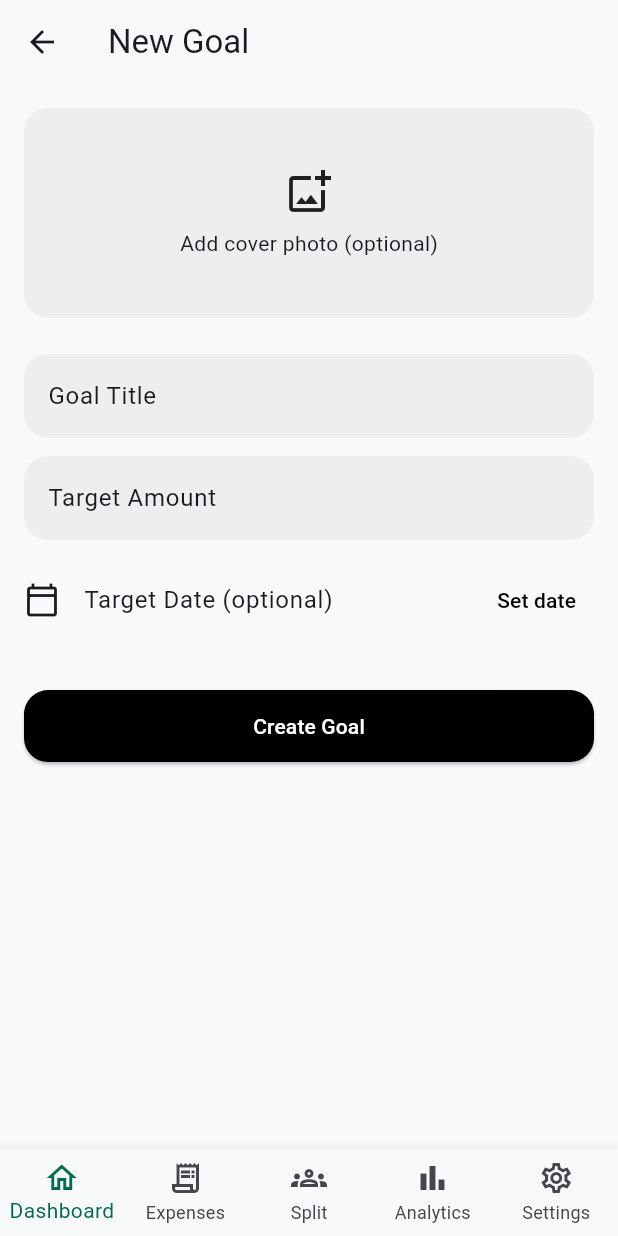
After one commit to angelrider-dev/money_mate, a Flutter app: the AddEditGoalScreen screen opened by its route, after a tap on "Add cover photo (optional)", on a phone screen of 412 x 824 dp. The commit adds this screen. Run offline on Flutter 3.47's test engine with Material 3 defaults, Android fonts, the phone set to English and light mode, and no system bars; our stand-ins replace drift, flutter_riverpod, go_router, image_picker; missing offline and left inert: encrypt; accounts and stored records are empty; generated files the repository leaves out were written again; Roboto replaces fonts that are missing (Manrope).

Commit message:
Add Savings Goals screens (list, add/edit with cover photo, details with contributions)

```diff
--- a/lib/core/router/app_router.dart
+++ b/lib/core/router/app_router.dart
@@ -14,6 +14,9 @@ import '../../features/categories/list/categories_list_screen.dart';
 import '../../features/categories/add_edit/add_edit_category_screen.dart';
 import '../../features/budgets/list/budgets_list_screen.dart';
 import '../../features/budgets/set_budget/set_budget_screen.dart';
+import '../../features/savings/list/savings_goals_list_screen.dart';
+import '../../features/savings/add_edit/add_edit_goal_screen.dart';
+import '../../features/savings/details/goal_details_screen.dart';
 
 /// 5-tab bottom nav: Dashboard, Expenses, Split, Analytics, Settings.
 /// Everything else (Income, Savings, Budgets, Accounts, Recurring, Backup,
@@ -90,6 +93,22 @@ final appRouter = GoRouter(
           ],
         ),
         GoRoute(
+          path: '/savings',
+          builder: (context, state) => const SavingsGoalsListScreen(),
+          routes: [
+            GoRoute(
+              path: 'add',
+              builder: (context, state) => const AddEditGoalScreen(),
+            ),
+            GoRoute(
+              path: ':id',
+              builder: (context, state) => GoalDetailsScreen(
+                goalId: int.parse(state.pathParameters['id']!),
+              ),
+            ),
+          ],
+        ),
+        GoRoute(
           path: '/categories',
           builder: (context, state) => const CategoriesListScreen(),
           routes: [
--- a/lib/core/widgets/app_shell.dart
+++ b/lib/core/widgets/app_shell.dart
@@ -81,7 +81,8 @@ class AppDrawer extends StatelessWidget {
             ),
             _drawerTile(context, Icons.account_balance_wallet_outlined, 'Income', '/income',
                 enabled: true),
-            _drawerTile(context, Icons.savings_outlined, 'Savings Goals', '/savings'),
+            _drawerTile(context, Icons.savings_outlined, 'Savings Goals', '/savings',
+                enabled: true),
             _drawerTile(context, Icons.pie_chart_outline, 'Budgets', '/budgets',
                 enabled: true),
             const Divider(),
--- /dev/null
+++ b/lib/features/savings/add_edit/add_edit_goal_screen.dart
@@ -0,0 +1,127 @@
+import 'dart:io';
+import 'package:flutter/material.dart';
+import 'package:flutter_riverpod/flutter_riverpod.dart';
+import 'package:image_picker/image_picker.dart';
+import '../../../core/theme/app_theme.dart';
+import '../../../data/providers/repository_providers.dart';
+
+class AddEditGoalScreen extends ConsumerStatefulWidget {
+  final int? goalId;
+  const AddEditGoalScreen({super.key, this.goalId});
+
+  @override
+  ConsumerState<AddEditGoalScreen> createState() => _AddEditGoalScreenState();
+}
+
+class _AddEditGoalScreenState extends ConsumerState<AddEditGoalScreen> {
+  final _titleController = TextEditingController();
+  final _targetController = TextEditingController();
+  DateTime? _targetDate;
+  String? _coverImagePath;
+
+  @override
+  void dispose() {
+    _titleController.dispose();
+    _targetController.dispose();
+    super.dispose();
+  }
+
+  Future<void> _pickCoverImage() async {
+    final picker = ImagePicker();
+    final picked = await picker.pickImage(source: ImageSource.gallery);
+    if (picked != null) setState(() => _coverImagePath = picked.path);
+  }
+
+  Future<void> _save() async {
+    final target = double.tryParse(_targetController.text);
+    if (target == null || target <= 0 || _titleController.text.trim().isEmpty) {
+      ScaffoldMessenger.of(context)
+          .showSnackBar(const SnackBar(content: Text('Enter a title and target amount')));
+      return;
+    }
+
+    await ref.read(savingsGoalRepositoryProvider).createGoal(
+          title: _titleController.text.trim(),
+          targetAmount: target,
+          targetDate: _targetDate,
+          coverImagePath: _coverImagePath,
+        );
+
+    if (mounted) Navigator.of(context).pop();
+  }
+
+  @override
+  Widget build(BuildContext context) {
+    return Scaffold(
+      appBar: AppBar(title: const Text('New Goal')),
+      body: ListView(
+        padding: const EdgeInsets.all(16),
+        children: [
+          GestureDetector(
+            onTap: _pickCoverImage,
+            child: Container(
+              height: 140,
+              decoration: BoxDecoration(
+                color: AppColors.surfaceContainer,
+                borderRadius: BorderRadius.circular(AppRadius.lg),
+                image: _coverImagePath != null
+                    ? DecorationImage(
+                        image: FileImage(File(_coverImagePath!)), fit: BoxFit.cover)
+                    : null,
+              ),
+              child: _coverImagePath == null
+                  ? const Center(
+                      child: Column(
+                        mainAxisSize: MainAxisSize.min,
+                        children: [
+                          Icon(Icons.add_photo_alternate_outlined, size: 32),
+                          SizedBox(height: 8),
+                          Text('Add cover photo (optional)'),
+                        ],
+                      ),
+                    )
+                  : null,
+            ),
+          ),
+          const SizedBox(height: 24),
+
+          TextField(
+            controller: _titleController,
+            decoration: const InputDecoration(labelText: 'Goal Title'),
+          ),
+          const SizedBox(height: 12),
+
+          TextField(
+            controller: _targetController,
+            keyboardType: const TextInputType.numberWithOptions(decimal: true),
+            decoration: const InputDecoration(labelText: 'Target Amount', prefixText: '\$ '),
+          ),
+          const SizedBox(height: 12),
+
+          ListTile(
+            contentPadding: EdgeInsets.zero,
+            leading: const Icon(Icons.calendar_today_outlined),
+            title: const Text('Target Date (optional)'),
+            trailing: TextButton(
+              onPressed: () async {
+                final picked = await showDatePicker(
+                  context: context,
+                  initialDate: DateTime.now().add(const Duration(days: 90)),
+                  firstDate: DateTime.now(),
+                  lastDate: DateTime(2100),
+                );
+                if (picked != null) setState(() => _targetDate = picked);
+              },
+              child: Text(_targetDate == null
+                  ? 'Set date'
+                  : '${_targetDate!.day}/${_targetDate!.month}/${_targetDate!.year}'),
+            ),
+          ),
+          const SizedBox(height: 32),
+
+          ElevatedButton(onPressed: _save, child: const Text('Create Goal')),
+        ],
+      ),
+    );
+  }
+}
--- /dev/null
+++ b/lib/features/savings/list/savings_goals_list_screen.dart
@@ -0,0 +1,138 @@
+import 'package:flutter/material.dart';
+import 'package:flutter_riverpod/flutter_riverpod.dart';
+import 'package:go_router/go_router.dart';
+import '../../../core/theme/app_theme.dart';
+import '../../../data/providers/repository_providers.dart';
+import '../../../data/local/database.dart';
+
+class SavingsGoalsListScreen extends ConsumerWidget {
+  const SavingsGoalsListScreen({super.key});
+
+  @override
+  Widget build(BuildContext context, WidgetRef ref) {
+    final goalsAsync = ref.watch(activeSavingsGoalsProvider);
+
+    return Scaffold(
+      appBar: AppBar(title: const Text('Savings Goals')),
+      body: goalsAsync.when(
+        loading: () => const Center(child: CircularProgressIndicator()),
+        error: (e, _) => Center(child: Text('Error: $e')),
+        data: (goals) {
+          return ListView(
+            padding: const EdgeInsets.fromLTRB(16, 16, 16, 96),
+            children: [
+              // Total saved summary
+              Container(
+                padding: const EdgeInsets.all(20),
+                decoration: BoxDecoration(
+                  color: AppColors.primary,
+                  borderRadius: BorderRadius.circular(AppRadius.xl),
+                ),
+                child: Column(
+                  crossAxisAlignment: CrossAxisAlignment.start,
+                  children: [
+                    Text('TOTAL SAVED',
+                        style: AppTypography.labelMd.copyWith(color: Colors.white70)),
+                    const SizedBox(height: 8),
+                    Text(
+                      '\$${goals.fold<double>(0, (s, g) => s + g.savedAmount).toStringAsFixed(2)}',
+                      style: AppTypography.numericXl.copyWith(color: Colors.white),
+                    ),
+                  ],
+                ),
+              ),
+              const SizedBox(height: 16),
+
+              Row(
+                mainAxisAlignment: MainAxisAlignment.spaceBetween,
+                children: [
+                  Text('Active Goals', style: AppTypography.titleMd),
+                  TextButton.icon(
+                    onPressed: () => context.push('/savings/add'),
+                    icon: const Icon(Icons.add),
+                    label: const Text('Add Goal'),
+                  ),
+                ],
+              ),
+
+              if (goals.isEmpty)
+                const Padding(
+                  padding: EdgeInsets.symmetric(vertical: 32),
+                  child: Center(child: Text('No goals yet — create your first one!')),
+                )
+              else
+                ...goals.map((g) => _GoalCard(goal: g)),
+            ],
+          );
+        },
+      ),
+    );
+  }
+}
+
+class _GoalCard extends StatelessWidget {
+  final SavingsGoal goal;
+  const _GoalCard({required this.goal});
+
+  @override
+  Widget build(BuildContext context) {
+    final ratio = goal.targetAmount > 0
+        ? (goal.savedAmount / goal.targetAmount).clamp(0.0, 1.0)
+        : 0.0;
+
+    return Card(
+      margin: const EdgeInsets.only(bottom: 12),
+      child: InkWell(
+        borderRadius: BorderRadius.circular(AppRadius.xl),
+        onTap: () => context.push('/savings/${goal.id}'),
+        child: Padding(
+          padding: const EdgeInsets.all(16),
+          child: Column(
+            crossAxisAlignment: CrossAxisAlignment.start,
+            children: [
+              Row(
+                children: [
+                  CircleAvatar(
+                    backgroundColor: AppColors.secondaryContainer,
+                    child: Icon(Icons.savings_outlined, color: AppColors.onSecondaryContainer),
+                  ),
+                  const SizedBox(width: 12),
+                  Expanded(child: Text(goal.title, style: AppTypography.titleMd)),
+                  Text('\$${goal.targetAmount.toStringAsFixed(0)}',
+                      style: AppTypography.bodyLg),
+                ],
+              ),
+              const SizedBox(height: 12),
+              ClipRRect(
+                borderRadius: BorderRadius.circular(AppRadius.full),
+                child: LinearProgressIndicator(
+                  value: ratio,
+                  minHeight: 8,
+                  backgroundColor: AppColors.surfaceContainerHigh,
+                  valueColor: const AlwaysStoppedAnimation(AppColors.income),
+                ),
+              ),
+              const SizedBox(height: 8),
+              Row(
+                mainAxisAlignment: MainAxisAlignment.spaceBetween,
+                children: [
+                  Text('Saved: \$${goal.savedAmount.toStringAsFixed(0)}',
+                      style: AppTypography.bodyMd.copyWith(color: AppColors.income)),
+                  Text('${(ratio * 100).toStringAsFixed(0)}% reached',
+                      style: AppTypography.bodyMd),
+                ],
+              ),
+              if (goal.targetDate != null) ...[
+                const SizedBox(height: 4),
+                Text(
+                  'Target date: ${goal.targetDate!.day}/${goal.targetDate!.month}/${goal.targetDate!.year}',
+                  style: AppTypography.bodyMd.copyWith(color: AppColors.onSurfaceVariant),
+                ),
+              ],
+            ],
+          ),
+        ),
+      ),
+    );
+  }
+}
```
Also changed, not shown: lib/features/savings/details/goal_details_screen.dart (added, +153 -0 lines).
